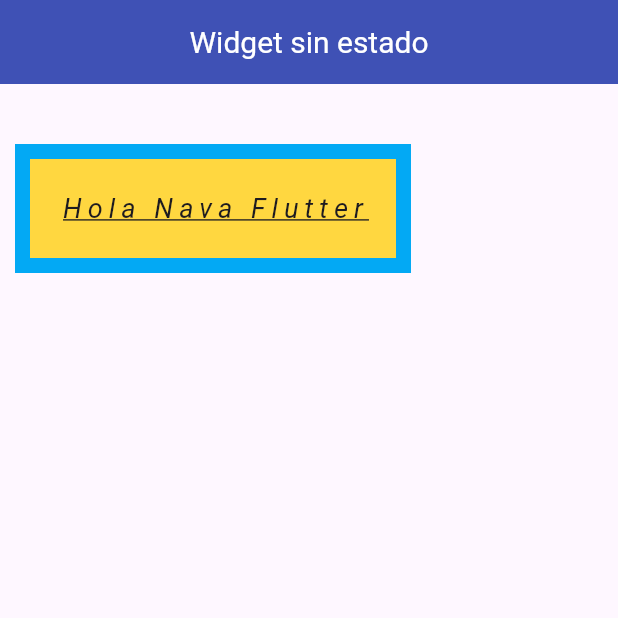
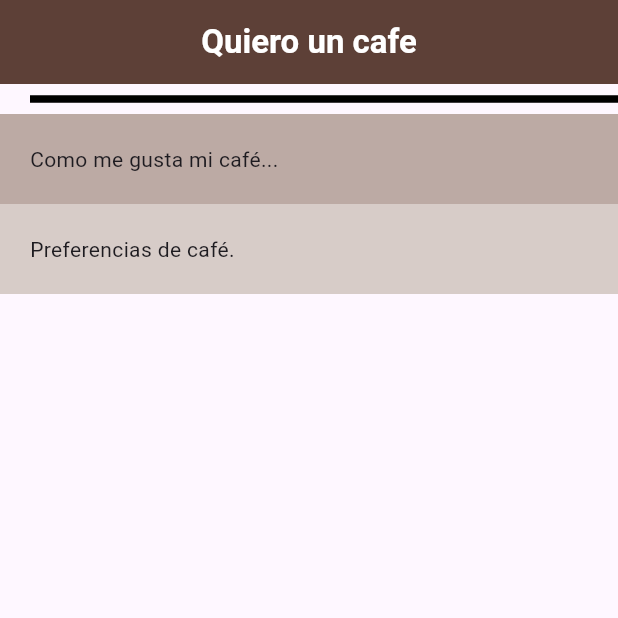
Before and after one commit to Eliseo128/myapp, a Flutter app: the screen it shows after launch, on a phone screen of 412 x 824 dp, the top half of it. Run offline on Flutter 3.47's test engine with Material 3 defaults, Android fonts, the phone set to English and light mode, and no system bars.

Commit message:
container box decoration

```diff
--- /dev/null
+++ b/lib/el_container.dart
@@ -0,0 +1,40 @@
+import 'package:flutter/material.dart';
+
+class Elcontainer extends StatelessWidget {
+  const Elcontainer({super.key});
+
+  @override
+  Widget build(BuildContext context) {
+    return Scaffold(
+        appBar: AppBar(
+          title: const Text('Quiero un cafe',
+              style: TextStyle(
+                color: Colors.white,
+                fontWeight: FontWeight.bold,
+              )),
+          backgroundColor: Colors.brown[700],
+          centerTitle: true,
+        ),
+        body: Column(crossAxisAlignment: CrossAxisAlignment.stretch, children: [
+          const Divider(
+            height: 20,
+            thickness: 5,
+            indent: 20,
+            endIndent: 0,
+            color: Colors.black,
+          ),
+          Container(
+            color: Colors.brown[200],
+            padding: const EdgeInsets.all(20),
+            child: const Text('Como me gusta mi café...'),
+          ),
+          Container(
+            color: Colors.brown[100],
+            padding: const EdgeInsets.all(20),
+
+            child: const Text('Preferencias de café.'),
+
+          ),
+        ]));
+  }
+}
--- a/lib/main.dart
+++ b/lib/main.dart
@@ -1,5 +1,5 @@
 import 'package:flutter/material.dart';
-import 'package:myapp/sin_estado.dart';
+import 'package:myapp/el_container.dart';
 
 
 // Suggested code may be subject to a license. Learn more: ~LicenseLog:3788906046.
@@ -14,7 +14,7 @@ class MyApp extends StatelessWidget {
         debugShowCheckedModeBanner: false,
         title: 'Widget sin estado',
         theme: ThemeData(primarySwatch: Colors.blue),
-        home: const Inicio(),
+        home: const Elcontainer(),
     );
   }
 }
--- a/lib/sin_estado.dart
+++ /dev/null
@@ -1,37 +0,0 @@
-import 'package:flutter/material.dart';
-
-class Inicio extends StatelessWidget {
-  const Inicio({super.key});
-
-  @override
-  Widget build(BuildContext context) {
-    return Scaffold(
-      appBar: AppBar(
-        title: const Text('Widget sin estado'),
-        titleTextStyle: const TextStyle(color: Colors.white, fontSize: 20),
-        backgroundColor: Colors.indigo,
-        centerTitle: true,
-      ),
-      body: Container(
-        // color: Colors.orange,
-        // width: 200,
-        // height: 100,
-        padding: const EdgeInsets.all(20),
-        margin: const EdgeInsets.fromLTRB(10, 40, 0, 0),
-        decoration: BoxDecoration(
-          color: Colors.amberAccent,
-          border: Border.all(width: 10, color: Colors.lightBlue),
-        ),
-        child: const Text(
-          'Hola Nava Flutter',
-          style: TextStyle(
-            fontSize: 18,
-            letterSpacing: 4,
-            decoration: TextDecoration.underline,
-            fontStyle: FontStyle.italic,
-          ),
-        ),
-      ),
-    );
-  }
-}
```
Also changed, not shown: z_recursos/image-2.png (deleted), z_recursos/image.png (added), 1 other file.
